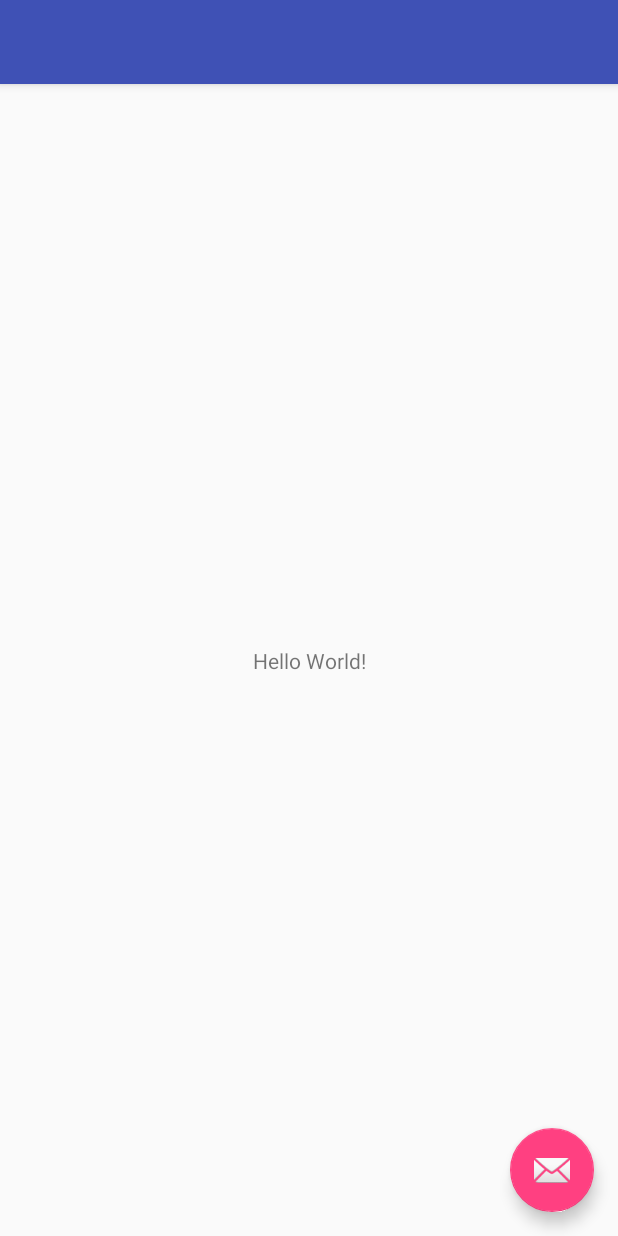
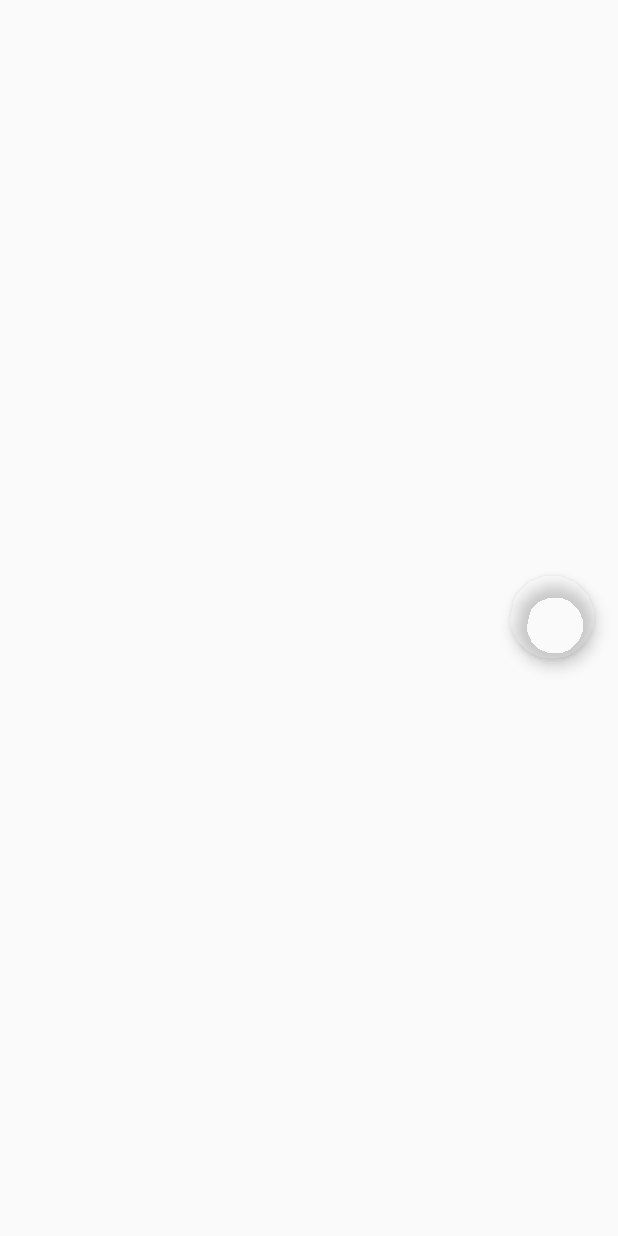
Before and after one commit to phamtanlong/newcam, an Android app: the layout activity_camera.xml on its own in the app's theme, with its tools: preview values and no code run, on a phone screen of 412 x 824 dp. Run offline under Robolectric (Android 15) with nearby library versions, the phone set to English and light mode, and no system bars.

```diff
--- a/app/src/main/res/layout/activity_camera.xml
+++ b/app/src/main/res/layout/activity_camera.xml
@@ -6,28 +6,17 @@
     android:layout_height="match_parent"
     tools:context="ptl.newcam.CameraActivity">
 
-    <android.support.design.widget.AppBarLayout
-        android:layout_width="match_parent"
-        android:layout_height="wrap_content"
-        android:theme="@style/AppTheme.AppBarOverlay">
-
-        <android.support.v7.widget.Toolbar
-            android:id="@+id/toolbar"
-            android:layout_width="match_parent"
-            android:layout_height="?attr/actionBarSize"
-            android:background="?attr/colorPrimary"
-            app:popupTheme="@style/AppTheme.PopupOverlay" />
-
-    </android.support.design.widget.AppBarLayout>
-
     <include layout="@layout/content_camera" />
 
     <android.support.design.widget.FloatingActionButton
         android:id="@+id/fab"
         android:layout_width="wrap_content"
         android:layout_height="wrap_content"
-        android:layout_gravity="bottom|end"
+        android:layout_gravity="center_vertical|end"
         android:layout_margin="@dimen/fab_margin"
-        app:srcCompat="@android:drawable/ic_dialog_email" />
+        android:onClick="onClickCapture"
+        android:tint="@android:color/transparent"
+        app:backgroundTint="@android:color/transparent"
+        app:rippleColor="@android:color/transparent" />
 
 </android.support.design.widget.CoordinatorLayout>
--- a/app/src/main/res/layout/content_camera.xml
+++ b/app/src/main/res/layout/content_camera.xml
@@ -8,13 +8,4 @@
     tools:context="ptl.newcam.CameraActivity"
     tools:showIn="@layout/activity_camera">
 
-    <TextView
-        android:layout_width="wrap_content"
-        android:layout_height="wrap_content"
-        android:text="Hello World!"
-        app:layout_constraintBottom_toBottomOf="parent"
-        app:layout_constraintLeft_toLeftOf="parent"
-        app:layout_constraintRight_toRightOf="parent"
-        app:layout_constraintTop_toTopOf="parent" />
-
 </android.support.constraint.ConstraintLayout>
```
Also changed, not shown: app/src/main/AndroidManifest.xml (+6 -1 lines), app/src/main/java/ptl/newcam/CameraActivity.java (+29 -27 lines).
